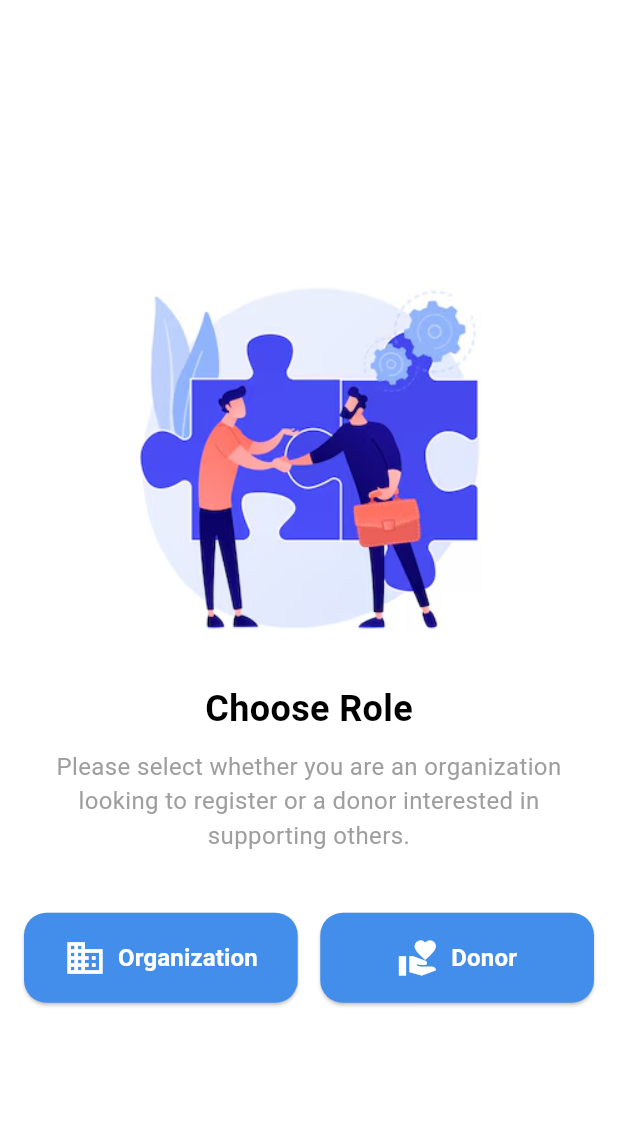
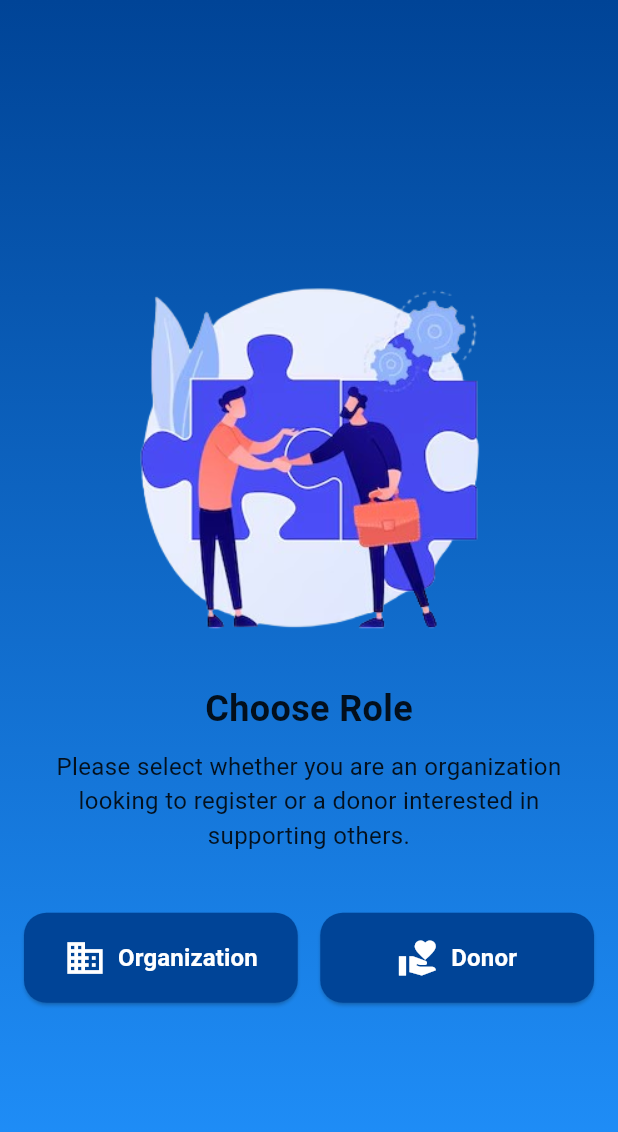
Before and after one commit to huzaifascinating/giventake, a Flutter app: the screen it shows after launch, after a tap on "Get Started", on a phone screen of 412 x 824 dp. Shown: the top 1132 px of the screen. Run offline on Flutter 3.47's test engine with Material 3 defaults, Android fonts, the light colour scheme and no system bars; network calls fail.

Commit message:
made improvements

```diff
--- a/lib/Organization/organization_profile.dart
+++ b/lib/Organization/organization_profile.dart
@@ -24,8 +24,8 @@ class ProfileTab extends StatelessWidget {
         }
       },
       {
-        'icon': Icons.star,
-        'title': 'Reviews',
+        'icon': Icons.trending_up,
+        'title': 'Impact Reports',
         'color': Colors.blue,
         'onTap': () {
           // Navigate to reviews
@@ -76,7 +76,7 @@ class ProfileTab extends StatelessWidget {
 
             const Center(
               child: Text(
-                'Helping Hands Organization',
+                'Saylani International Welfare Foundation',
                 style: const TextStyle(
                   fontSize: 22,
                   fontWeight: FontWeight.bold,
--- a/lib/main.dart
+++ b/lib/main.dart
@@ -4,9 +4,8 @@ import 'package:giventake/splash.dart';
 const Color primaryColor = Colors.white;
 const Color secondaryColor = Colors.black87;
 const Color backgroundColor = Color.fromARGB(255, 231, 231, 231);
-const Color darkBlue = Color(0xFF024AA3);
-const Color lightBlue = Color.fromARGB(255, 67, 142, 234);
-const Color splashBackgroundColor = Color(0xFF2193FF);
+const Color darkBlue = Color.fromARGB(255, 0, 68, 151);
+const Color lightBlue = Color(0xFF2193FF);
 
 void main() {
   runApp(const MyApp());
--- a/lib/role_screen.dart
+++ b/lib/role_screen.dart
@@ -1,6 +1,6 @@
-import 'package:flutter/material.dart'; // Import your main.dart or where you have defined your colors
-import 'Organization/organisation_register.dart'; // Import the organization registration page
-import 'Donor/donor_register.dart'; // Import the donor registration page
+import 'package:flutter/material.dart';
+import 'package:giventake/Donor/donor_login.dart';
+import 'package:giventake/Organization/organisation_login.dart';
 import 'main.dart';
 
 class ChooseRoleScreen extends StatelessWidget {
@@ -9,8 +9,22 @@ class ChooseRoleScreen extends StatelessWidget {
   @override
   Widget build(BuildContext context) {
     return Scaffold(
-      backgroundColor: Colors.white, // Set background color to white
-      body: Padding(
+      body:
+      Container(
+        width: double.infinity,
+        height: double.infinity,
+        decoration: const BoxDecoration(
+          gradient: LinearGradient(
+            begin: Alignment.topCenter,
+            end: Alignment.bottomCenter,
+            colors: [
+              darkBlue,
+              lightBlue,
+            ],
+          ),
+        ),
+        child:
+      Padding(
         padding: const EdgeInsets.all(16.0),
         child: Column(
           mainAxisAlignment: MainAxisAlignment.center,
@@ -25,7 +39,7 @@ class ChooseRoleScreen extends StatelessWidget {
               style: TextStyle(
                 fontSize: 24,
                 fontWeight: FontWeight.bold,
-                color: Colors.black,
+                color: secondaryColor,
               ),
             ),
             const SizedBox(height: 10),
@@ -33,7 +47,7 @@ class ChooseRoleScreen extends StatelessWidget {
               'Please select whether you are an organization looking to register '
               'or a donor interested in supporting others.',
               textAlign: TextAlign.center,
-              style: TextStyle(fontSize: 16, color: Colors.grey),
+              style: TextStyle(fontSize: 16, color: secondaryColor),
             ),
             const SizedBox(height: 40),
             Row(
@@ -45,7 +59,7 @@ class ChooseRoleScreen extends StatelessWidget {
                     height: 60, // Reduced button height
                     child: ElevatedButton(
                       style: ElevatedButton.styleFrom(
-                        backgroundColor: lightBlue, // Dark blue color
+                        backgroundColor: darkBlue, // Dark blue color
                         shape: RoundedRectangleBorder(
                           borderRadius: BorderRadius.circular(15),
                         ),
@@ -54,7 +68,7 @@ class ChooseRoleScreen extends StatelessWidget {
                         Navigator.push(
                           context,
                           MaterialPageRoute(
-                            builder: (context) => const OrganizationRegister(),
+                            builder: (context) => const OrganizationLogin(),
                           ),
                         );
                       },
@@ -64,14 +78,14 @@ class ChooseRoleScreen extends StatelessWidget {
                           Icon(
                             Icons.business,
                             size: 28, // Reduced icon size
-                            color: Colors.white,
+                            color: primaryColor,
                           ),
                           SizedBox(width: 8),
                           Text(
                             'Organization',
                             style: TextStyle(
                               fontSize: 16, // Reduced font size
-                              color: Colors.white,
+                              color: primaryColor,
                               fontWeight: FontWeight.bold,
                             ),
                           ),
@@ -87,7 +101,7 @@ class ChooseRoleScreen extends StatelessWidget {
                     height: 60, // Reduced button height
                     child: ElevatedButton(
                       style: ElevatedButton.styleFrom(
-                        backgroundColor: lightBlue, // Light blue color
+                        backgroundColor: darkBlue, // Light blue color
                         shape: RoundedRectangleBorder(
                           borderRadius: BorderRadius.circular(15),
                         ),
@@ -96,7 +110,7 @@ class ChooseRoleScreen extends StatelessWidget {
                         Navigator.push(
                           context,
                           MaterialPageRoute(
-                            builder: (context) => const DonorRegistration(),
+                            builder: (context) => const DonorLogin(),
                           ),
                         );
                       },
@@ -106,14 +120,14 @@ class ChooseRoleScreen extends StatelessWidget {
                           Icon(
                             Icons.volunteer_activism,
                             size: 28, // Reduced icon size
-                            color: Colors.white,
+                            color: primaryColor,
                           ),
                           SizedBox(width: 8),
                           Text(
                             'Donor',
                             style: TextStyle(
                               fontSize: 16, // Reduced font size
-                              color: Colors.white,
+                              color: primaryColor,
                               fontWeight: FontWeight.bold,
                             ),
                           ),
@@ -127,6 +141,7 @@ class ChooseRoleScreen extends StatelessWidget {
           ],
         ),
       ),
+    ),
     );
   }
 }
--- a/lib/splash.dart
+++ b/lib/splash.dart
@@ -1,4 +1,5 @@
 import 'package:flutter/material.dart';
+import 'package:giventake/main.dart';
 import 'role_screen.dart';
 
 class SplashScreen extends StatefulWidget {
@@ -17,11 +18,11 @@ class _SplashScreenState extends State<SplashScreen> {
         height: double.infinity,
         decoration: const BoxDecoration(
           gradient: LinearGradient(
-            begin: Alignment.topLeft,
-            end: Alignment.bottomRight,
+            begin: Alignment.topCenter,
+            end: Alignment.bottomCenter,
             colors: [
-              Color(0xFF1A1D23),
-              Color(0xFF121417),
+              darkBlue,
+              lightBlue,
             ],
           ),
         ),
@@ -43,7 +44,7 @@ class _SplashScreenState extends State<SplashScreen> {
                     fontSize: 20,
                     fontWeight: FontWeight.bold,
                     fontFamily: 'Montserrat',
-                    color: Colors.white,
+                    color: primaryColor,
                   ),
                 ),
                 const SizedBox(height: 10),
@@ -53,7 +54,7 @@ class _SplashScreenState extends State<SplashScreen> {
                     fontSize: 14,
                     fontWeight: FontWeight.normal,
                     fontFamily: 'Montserrat',
-                    color: Colors.white70,
+                    color: primaryColor,
                   ),
                 ),
               ],
@@ -67,7 +68,7 @@ class _SplashScreenState extends State<SplashScreen> {
                 );
               },
               style: ElevatedButton.styleFrom(
-                backgroundColor: const Color(0xFF3B3F54),
+                backgroundColor: darkBlue,
                 padding: const EdgeInsets.symmetric(
                   horizontal: 25.0,
                   vertical: 16.0,
@@ -82,13 +83,13 @@ class _SplashScreenState extends State<SplashScreen> {
                 children: const [
                   Icon(
                     Icons.arrow_right,
-                    color: Colors.white,
+                    color: primaryColor,
                   ),
                   SizedBox(width: 10),
                   Text(
                     'Get Started',
                     style: TextStyle(
-                      color: Colors.white,
+                      color: primaryColor,
                       fontSize: 15.0,
                       fontWeight: FontWeight.w600,
                     ),
--- a/pubspec.yaml
+++ b/pubspec.yaml
@@ -46,7 +46,12 @@ dev_dependencies:
   # package. See that file for information about deactivating specific lint
   # rules and activating additional ones.
   flutter_lints: ^4.0.0
+  flutter_launcher_icons: ^0.11.0
 
+flutter_icons:
+  android: true
+  ios: true
+  image_path: "assets/giveNTake.svg"
 # For information on the generic Dart part of this file, see the
 # following page: https://dart.dev/tools/pub/pubspec
 
```
Also changed, not shown: lib/Donor/donor_login.dart (+9 -3 lines), lib/Donor/donor_register.dart (+2 -8 lines), lib/Donor/donor_support.dart (+6 -5 lines), lib/Organization/organisation_history.dart (+5 -5 lines), lib/Organization/organisation_login.dart (+10 -4 lines), lib/Organization/organisation_register.dart (+3 -8 lines), lib/Organization/organization_dashboard.dart (+6 -6 lines), lib/Organization/organization_donationinfo.dart (+13 -10 lines), lib/Organization/organization_requests.dart (+1 -6 lines), assets/role.png, pubspec.lock, 2 other files.
